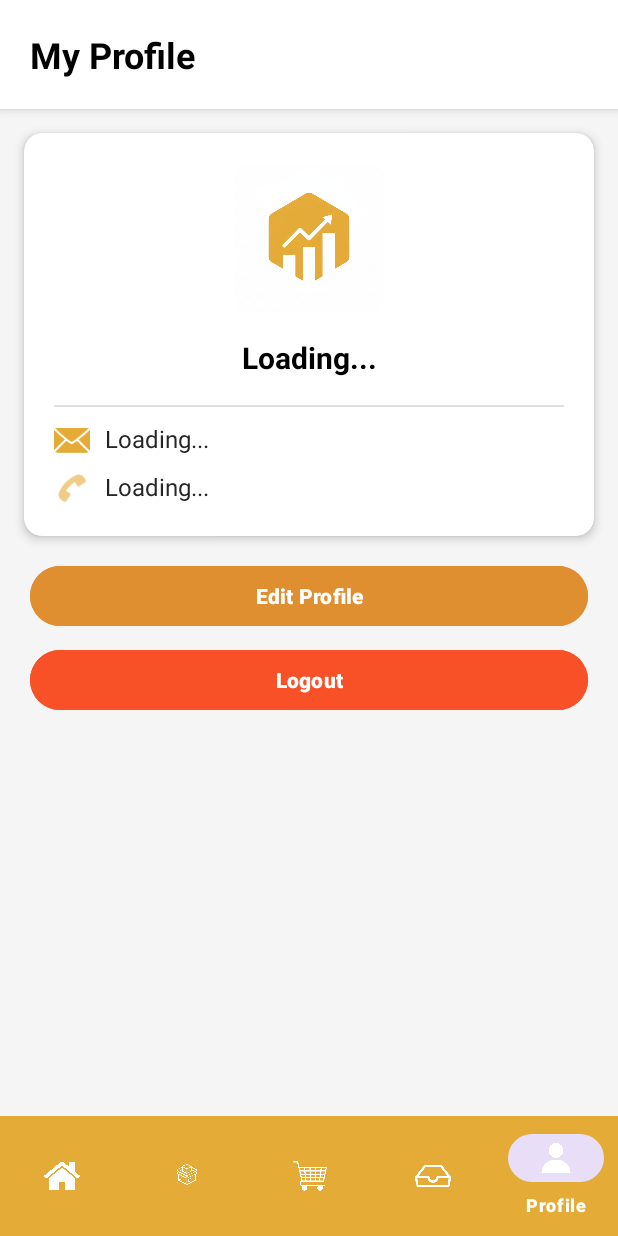
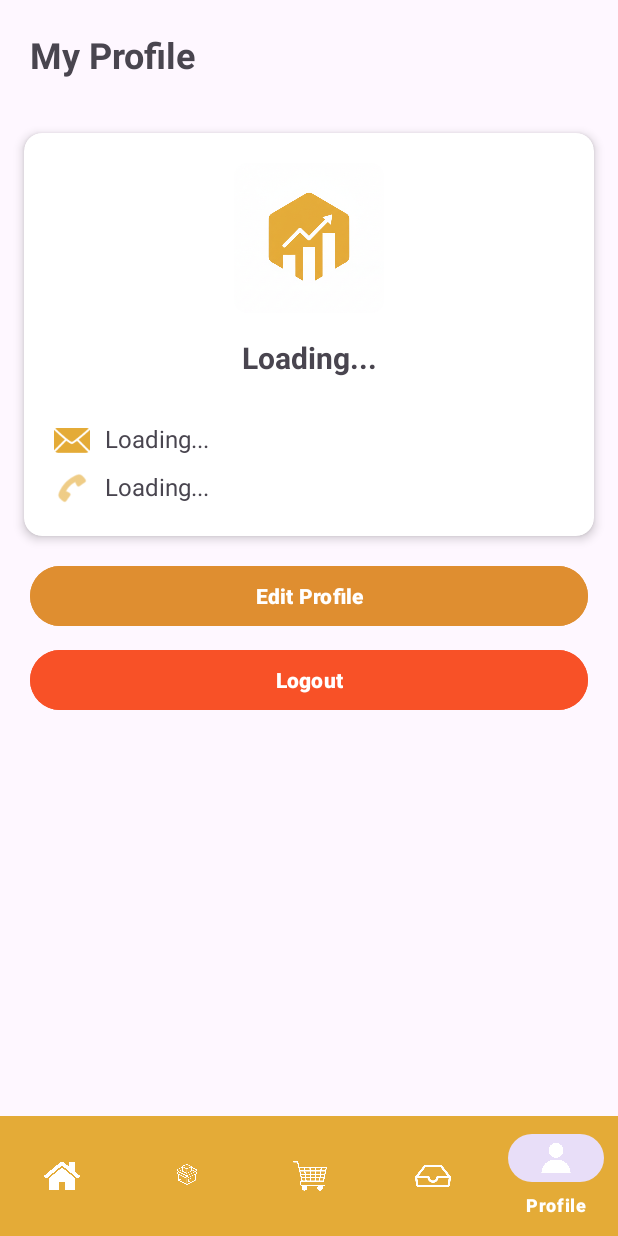
Before and after one commit to BL1Ssa/Beesness, an Android app: the ProfileActivity screen opened directly, with no data from a screen before it, on a phone screen of 412 x 824 dp. Run offline under Robolectric (Android 15) with nearby library versions, the phone set to English and light mode, and no system bars.

Commit message:
dark mode and chart

```diff
--- a/app/src/main/res/drawable/bg_spinner_rounded.xml
+++ b/app/src/main/res/drawable/bg_spinner_rounded.xml
@@ -3,7 +3,6 @@
 
     <item>
         <shape android:shape="rectangle">
-            <solid android:color="@color/white" />
 
             <stroke
                 android:width="1dp"
--- a/app/src/main/res/layout/activity_pos.xml
+++ b/app/src/main/res/layout/activity_pos.xml
@@ -2,8 +2,7 @@
 <RelativeLayout xmlns:android="http://schemas.android.com/apk/res/android"
     android:layout_width="match_parent"
     android:layout_height="match_parent"
-    xmlns:app="http://schemas.android.com/apk/res-auto"
-    android:background="#F5F5F5">
+    xmlns:app="http://schemas.android.com/apk/res-auto">
 
     <com.google.android.material.bottomnavigation.BottomNavigationView
         android:id="@+id/bottom_navigation"
@@ -24,7 +23,6 @@
         android:text="Cashier"
         android:textSize="24sp"
         android:textStyle="bold"
-        android:background="#FFF"
         android:elevation="4dp"/>
 
     <androidx.recyclerview.widget.RecyclerView
@@ -41,7 +39,7 @@
         android:layout_height="wrap_content"
         android:layout_above="@id/bottom_navigation"
         android:orientation="horizontal"
-        android:background="#FFF"
+
         android:padding="16dp"
         android:elevation="8dp">
 
--- a/app/src/main/res/layout/activity_profile.xml
+++ b/app/src/main/res/layout/activity_profile.xml
@@ -4,7 +4,6 @@
     xmlns:tools="http://schemas.android.com/tools"
     android:layout_width="match_parent"
     android:layout_height="match_parent"
-    android:background="@color/bggray"
     tools:context=".views.ProfileActivity">
 
     <!--Navigation Header -->
@@ -16,8 +15,6 @@
         android:text="My Profile"
         android:textSize="24sp"
         android:textStyle="bold"
-        android:textColor="@color/black"
-        android:background="@color/white"
         android:elevation="4dp"
         android:layout_alignParentTop="true"/>
 
@@ -29,8 +26,7 @@
         android:id="@+id/cardProfile"
         android:layout_margin="16dp"
         app:cardCornerRadius="12dp"
-        app:cardElevation="4dp"
-        app:cardBackgroundColor="@color/white">
+        app:cardElevation="4dp">
 
         <LinearLayout
             android:layout_width="match_parent"
@@ -53,13 +49,11 @@
                 android:textSize="20sp"
                 android:textStyle="bold"
                 android:gravity="center"
-                android:textColor="@color/black"
                 android:layout_marginBottom="8dp"/>
 
             <View
                 android:layout_width="match_parent"
                 android:layout_height="1dp"
-                android:background="@color/gray_underline"
                 android:layout_marginVertical="10dp"/>
 
             <LinearLayout
@@ -80,8 +74,7 @@
                     android:layout_width="wrap_content"
                     android:layout_height="wrap_content"
                     android:text="Loading..."
-                    android:textSize="16sp"
-                    android:textColor="@color/gray_text"/>
+                    android:textSize="16sp"/>
             </LinearLayout>
 
             <LinearLayout
@@ -101,8 +94,7 @@
                     android:layout_width="wrap_content"
                     android:layout_height="wrap_content"
                     android:text="Loading..."
-                    android:textSize="16sp"
-                    android:textColor="@color/gray_text"/>
+                    android:textSize="16sp"/>
             </LinearLayout>
 
         </LinearLayout>
--- a/app/src/main/res/layout/activity_splash.xml
+++ b/app/src/main/res/layout/activity_splash.xml
@@ -1,8 +1,7 @@
 <?xml version="1.0" encoding="utf-8"?>
 <RelativeLayout xmlns:android="http://schemas.android.com/apk/res/android"
     android:layout_width="match_parent"
-    android:layout_height="match_parent"
-    android:background="@color/white">
+    android:layout_height="match_parent">
 
     <ImageView
         android:id="@+id/ivLogo"
--- a/app/src/main/res/layout/activity_stock.xml
+++ b/app/src/main/res/layout/activity_stock.xml
@@ -2,8 +2,7 @@
 <RelativeLayout xmlns:android="http://schemas.android.com/apk/res/android"
     xmlns:app="http://schemas.android.com/apk/res-auto"
     android:layout_width="match_parent"
-    android:layout_height="match_parent"
-    android:background="#F5F5F5">
+    android:layout_height="match_parent">
 
     <TextView
         android:id="@+id/headerTitle"
@@ -13,8 +12,6 @@
         android:text="My Stock"
         android:textSize="24sp"
         android:textStyle="bold"
-        android:textColor="@color/black"
-        android:background="@color/white"
         android:elevation="4dp"
         android:layout_alignParentTop="true"/>
 
@@ -47,7 +44,6 @@
         android:layout_below="@id/headerTitle"
         android:layout_above="@id/bottom_navigation"
         android:paddingBottom="10dp"
-        android:background="@color/white"
         android:clipToPadding="false"/>
 
     <ProgressBar
--- a/app/src/main/res/layout/activity_transaction_history.xml
+++ b/app/src/main/res/layout/activity_transaction_history.xml
@@ -2,8 +2,7 @@
 <RelativeLayout xmlns:android="http://schemas.android.com/apk/res/android"
     android:layout_width="match_parent"
     android:layout_height="match_parent"
-    xmlns:app="http://schemas.android.com/apk/res-auto"
-    android:background="@color/white">
+    xmlns:app="http://schemas.android.com/apk/res-auto">
 
     <com.google.android.material.bottomnavigation.BottomNavigationView
         android:id="@+id/bottom_navigation"
@@ -21,11 +20,9 @@
         android:layout_width="match_parent"
         android:layout_height="wrap_content"
         android:layout_alignParentTop="true"
-        android:background="@color/white"
         android:elevation="4dp"
         android:padding="20dp"
         android:text="Transaction History"
-        android:textColor="@color/black"
         android:textSize="22sp"
         android:textStyle="bold" />
 
--- a/app/src/main/res/layout/item_product.xml
+++ b/app/src/main/res/layout/item_product.xml
@@ -35,8 +35,7 @@
                 android:layout_height="wrap_content"
                 android:text="Product Name"
                 android:textSize="16sp"
-                android:textStyle="bold"
-                android:textColor="@color/white"/>
+                android:textStyle="bold"/>
 
             <TextView
                 android:id="@+id/tvProductCategory"
--- a/app/src/main/res/layout/item_transaction.xml
+++ b/app/src/main/res/layout/item_transaction.xml
@@ -27,7 +27,6 @@
                 android:layout_height="wrap_content"
                 android:text="#ID-123456"
                 android:textStyle="bold"
-                android:textColor="#333"
                 android:textSize="16sp"/>
 
             <TextView
```
Also changed, not shown: app/src/main/java/com/example/beesness/views/MainActivity.java (+8 -5 lines), app/src/main/res/layout/activity_main.xml (+7 -16 lines).
